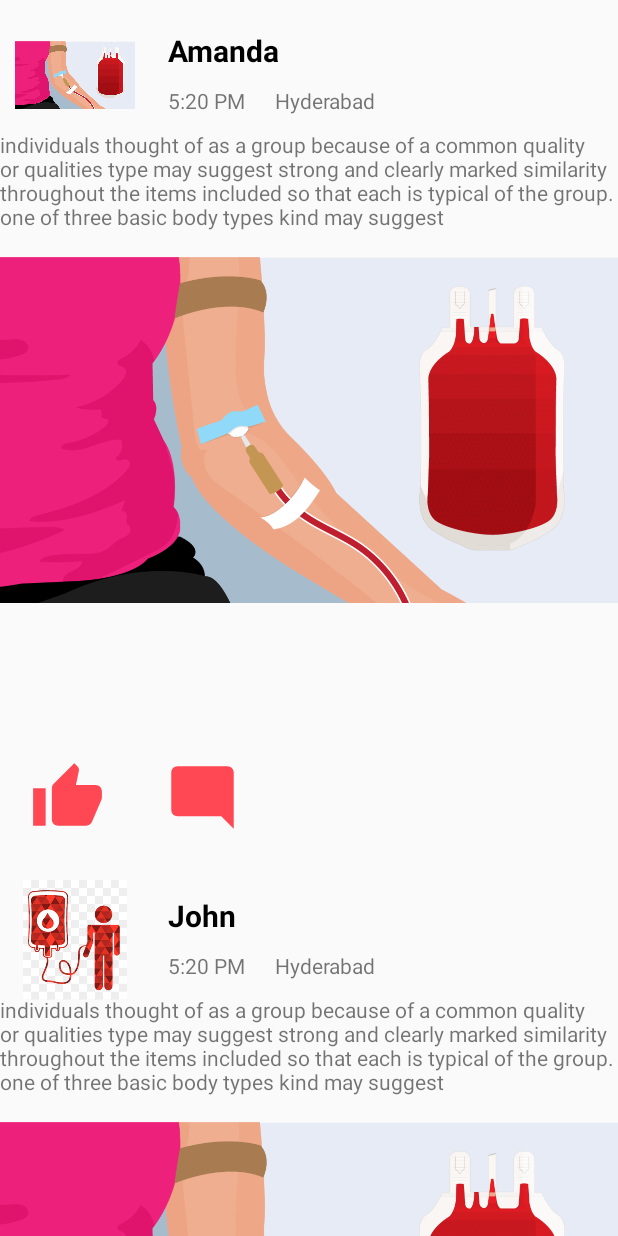
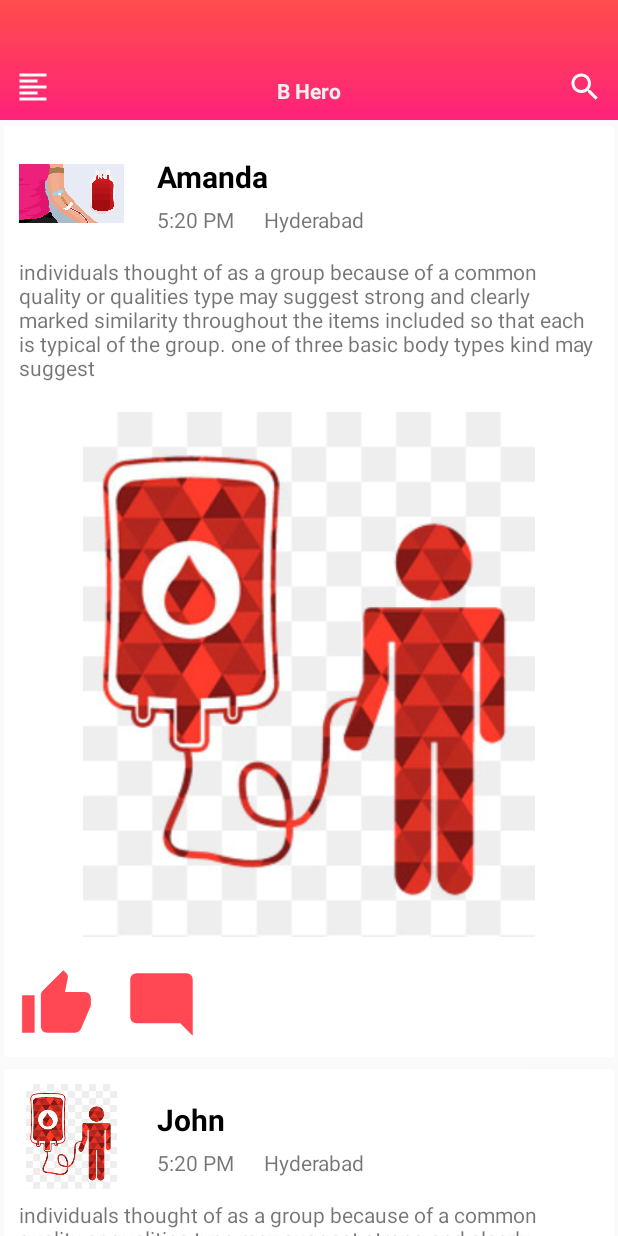
Before and after one commit to AminullahTajMuhammad/BloodDonate2, an Android app: the NewsFeedScreen screen opened directly, with no data from a screen before it, on a phone screen of 412 x 824 dp. Run offline under Robolectric (Android 15) with nearby library versions, the phone set to English and light mode, and no system bars.

Commit message:
Completed News Feed Screen

```diff
--- /dev/null
+++ b/app/src/main/res/drawable/ic_format_align_left_black_24dp.xml
@@ -0,0 +1,5 @@
+<vector android:height="24dp" android:tint="#FAFAFA"
+    android:viewportHeight="24.0" android:viewportWidth="24.0"
+    android:width="24dp" xmlns:android="http://schemas.android.com/apk/res/android">
+    <path android:fillColor="#FF000000" android:pathData="M15,15L3,15v2h12v-2zM15,7L3,7v2h12L15,7zM3,13h18v-2L3,11v2zM3,21h18v-2L3,19v2zM3,3v2h18L21,3L3,3z"/>
+</vector>
--- /dev/null
+++ b/app/src/main/res/drawable/ic_search_black_24dp.xml
@@ -0,0 +1,5 @@
+<vector android:height="24dp" android:tint="#FAFAFA"
+    android:viewportHeight="24.0" android:viewportWidth="24.0"
+    android:width="24dp" xmlns:android="http://schemas.android.com/apk/res/android">
+    <path android:fillColor="#FF000000" android:pathData="M15.5,14h-0.79l-0.28,-0.27C15.41,12.59 16,11.11 16,9.5 16,5.91 13.09,3 9.5,3S3,5.91 3,9.5 5.91,16 9.5,16c1.61,0 3.09,-0.59 4.23,-1.57l0.27,0.28v0.79l5,4.99L20.49,19l-4.99,-5zM9.5,14C7.01,14 5,11.99 5,9.5S7.01,5 9.5,5 14,7.01 14,9.5 11.99,14 9.5,14z"/>
+</vector>
--- a/app/src/main/res/layout/activity_news_feed_lisitem.xml
+++ b/app/src/main/res/layout/activity_news_feed_lisitem.xml
@@ -1,4 +1,13 @@
 <?xml version="1.0" encoding="utf-8"?>
+<android.support.v7.widget.CardView xmlns:android="http://schemas.android.com/apk/res/android"
+    xmlns:app="http://schemas.android.com/apk/res-auto"
+    android:layout_width="match_parent"
+    android:layout_height="wrap_content"
+    android:id="@+id/cardView"
+    app:cardCornerRadius="2dp"
+    app:cardElevation="1dp"
+    app:cardUseCompatPadding="true">
+
     <RelativeLayout xmlns:android="http://schemas.android.com/apk/res/android"
         xmlns:app="http://schemas.android.com/apk/res-auto"
         xmlns:tools="http://schemas.android.com/tools"
@@ -6,8 +15,8 @@
         android:layout_height="wrap_content">
 
         <ImageView android:id="@+id/profilePic"
-        android:layout_width="80dp"
-        android:layout_height="80dp"
+            android:layout_width="70dp"
+            android:layout_height="70dp"
             android:src="@drawable/four"
             android:layout_margin="10dp"/>
 
@@ -28,7 +37,7 @@
             android:layout_toRightOf="@+id/profilePic"
             android:layout_below="@+id/tv_news_Name"
             android:layout_marginLeft="12dp"
-        android:layout_marginTop="10dp"
+            android:layout_marginTop="5dp"
             android:text="16 mins ago"/>
 
         <TextView android:id="@+id/tv_news_City"
@@ -37,28 +46,20 @@
             android:layout_toRightOf="@+id/tvUpdateTime"
             android:layout_below="@+id/tv_news_Name"
             android:layout_marginLeft="20dp"
-        android:layout_marginTop="10dp"
+            android:layout_marginTop="5dp"
             android:text="Hyderabad"/>
-
-    <TextView android:id="@+id/tvDescription"
-        android:layout_width="match_parent"
-        android:layout_height="wrap_content"
-        android:layout_marginTop="10dp"
-        android:text="Hello World"
-        android:layout_below="@+id/tv_news_City"/>
 
         <ImageView android:id="@+id/imgImage"
             android:layout_width="match_parent"
-        android:layout_height="400dp"
-        android:layout_below="@+id/tv_news_City"
-        android:layout_marginTop="10dp"
-        android:src="@drawable/picture_one"/>
+            android:layout_height="350dp"
+            android:layout_below="@+id/tvDescription"
+            android:layout_margin="10dp"
+            android:src="@drawable/picture_second"/>
 
         <ImageButton android:id="@+id/btnLike"
             android:layout_width="wrap_content"
             android:layout_height="wrap_content"
             android:layout_margin="10dp"
-        android:padding="10dp"
             android:src="@drawable/ic_thumb_up_black_24dp"
             android:background="@android:color/transparent"
             android:layout_below="@+id/imgImage"/>
@@ -69,8 +70,18 @@
             android:src="@drawable/ic_mode_comment_black_24dp"
             android:background="@android:color/transparent"
             android:layout_margin="10dp"
-        android:padding="10dp"
             android:layout_below="@+id/imgImage"
             android:layout_toRightOf="@+id/btnLike"/>
 
+        <TextView android:id="@+id/tvDescription"
+            android:layout_width="match_parent"
+            android:layout_height="wrap_content"
+            android:layout_marginTop="15dp"
+            android:layout_marginLeft="10dp"
+            android:layout_marginRight="10dp"
+            android:layout_marginBottom="10dp"
+            android:text="Hello World"
+            android:layout_below="@+id/tv_news_City"/>
+
     </RelativeLayout>
+</android.support.v7.widget.CardView>
--- a/app/src/main/res/layout/activity_news_feed_screen.xml
+++ b/app/src/main/res/layout/activity_news_feed_screen.xml
@@ -6,9 +6,46 @@
     android:layout_height="match_parent"
     tools:context=".NewsFeedScreen">
 
+    <RelativeLayout
+        android:layout_width="match_parent"
+        android:layout_height="80dp"
+        android:id="@+id/layoutToolbar"
+        android:background="@drawable/mainactivitygradient">
+
+        <ImageButton android:id="@+id/btnList"
+            android:layout_width="wrap_content"
+            android:layout_height="wrap_content"
+            android:layout_alignParentBottom="true"
+            android:src="@drawable/ic_format_align_left_black_24dp"
+            android:background="@android:color/transparent"
+            android:layout_margin="10dp" />
+
+        <TextView android:id="@+id/tvAppName"
+            android:layout_width="wrap_content"
+            android:layout_height="wrap_content"
+            android:layout_margin="10dp"
+            android:text="B Hero"
+            android:layout_weight="10"
+            android:textStyle="bold"
+            android:layout_alignParentBottom="true"
+            android:layout_centerHorizontal="true"
+            android:textColor="@color/colorGray"/>
+
+        <ImageButton
+            android:layout_width="wrap_content"
+            android:layout_height="wrap_content"
+            android:src="@drawable/ic_search_black_24dp"
+            android:layout_weight="10"
+            android:background="@android:color/transparent"
+            android:layout_margin="10dp"
+            android:layout_alignParentBottom="true"
+            android:layout_alignParentRight="true"/>
+    </RelativeLayout>
+
     <android.support.v7.widget.RecyclerView
         android:layout_width="match_parent"
         android:layout_height="match_parent"
+        android:layout_below="@+id/layoutToolbar"
         android:id="@+id/newsFeedRecycler">
     </android.support.v7.widget.RecyclerView>
 
```
Lines whose indentation alone changed are shown as unchanged.
